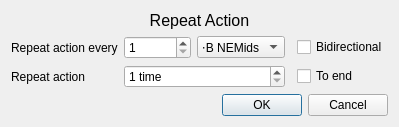
Above: ui/dialogs/action_repeater/action_repeater.ui from NATuG3/NATuG3 before the change. Below: the same form after it.
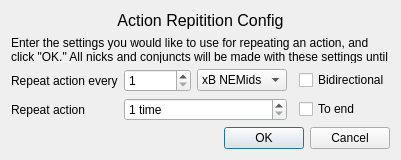
That is the form after the change.

Commit message: Implement toggleable action repeater

What changed in the file:
```diff
--- a/ui/dialogs/action_repeater/action_repeater.ui
+++ b/ui/dialogs/action_repeater/action_repeater.ui
@@ -6,28 +6,28 @@
    <rect>
     <x>0</x>
     <y>0</y>
-    <width>315</width>
-    <height>121</height>
+    <width>296</width>
+    <height>160</height>
    </rect>
   </property>
   <property name="maximumSize">
    <size>
-    <width>315</width>
-    <height>130</height>
+    <width>305</width>
+    <height>160</height>
    </size>
   </property>
   <property name="windowTitle">
    <string>Repeat Action</string>
   </property>
   <layout class="QGridLayout" name="gridLayout">
-   <item row="1" column="0">
+   <item row="2" column="0">
     <widget class="QLabel" name="label_2">
      <property name="text">
       <string>Repeat action every</string>
      </property>
     </widget>
    </item>
-   <item row="2" column="1">
+   <item row="3" column="1">
     <widget class="QSpinBox" name="repeat_for">
      <property name="suffix">
       <string> time</string>
@@ -43,14 +43,14 @@
      </property>
     </widget>
    </item>
-   <item row="1" column="3">
+   <item row="2" column="3">
     <widget class="QCheckBox" name="bidirectional">
      <property name="text">
       <string>Bidirectional</string>
      </property>
     </widget>
    </item>
-   <item row="2" column="0">
+   <item row="3" column="0">
     <widget class="QLabel" name="label_3">
      <property name="text">
       <string>Repeat action</string>
@@ -69,14 +69,14 @@
       <string notr="true">font-size: 16px</string>
      </property>
      <property name="text">
-      <string>Repeat Action</string>
+      <string>Action Repitition Config</string>
      </property>
      <property name="alignment">
       <set>Qt::AlignCenter</set>
      </property>
     </widget>
    </item>
-   <item row="3" column="0" colspan="4">
+   <item row="4" column="0" colspan="4">
     <widget class="QDialogButtonBox" name="button_box">
      <property name="orientation">
       <enum>Qt::Horizontal</enum>
@@ -86,14 +86,14 @@
      </property>
     </widget>
    </item>
-   <item row="2" column="3">
+   <item row="3" column="3">
     <widget class="QCheckBox" name="repeat_forever">
      <property name="text">
       <string>To end</string>
      </property>
     </widget>
    </item>
-   <item row="1" column="1">
+   <item row="2" column="1">
     <layout class="QHBoxLayout" name="horizontalLayout_2">
      <item>
       <widget class="QSpinBox" name="repeat_every">
@@ -112,7 +112,7 @@
       <widget class="QComboBox" name="repeat_every_unit">
        <item>
         <property name="text">
-         <string>⋅B NEMids</string>
+         <string>xB NEMids</string>
         </property>
        </item>
        <item>
@@ -124,6 +124,16 @@
      </item>
     </layout>
    </item>
+   <item row="1" column="0" colspan="4">
+    <widget class="QLabel" name="label_4">
+     <property name="text">
+      <string>Enter the settings you would like to use for repeating an action, and click &quot;OK.&quot; All nicks and conjuncts will be made with these settings until you click the same &quot;Repeat&quot; checkbox to turn off repitition.</string>
+     </property>
+     <property name="wordWrap">
+      <bool>true</bool>
+     </property>
+    </widget>
+   </item>
   </layout>
  </widget>
  <resources/>
```
The commit also changes 5 other files.
